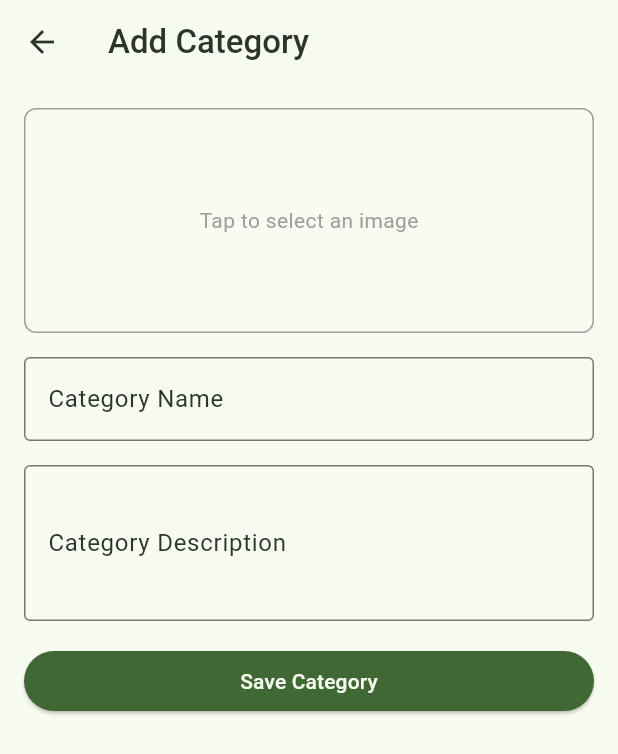
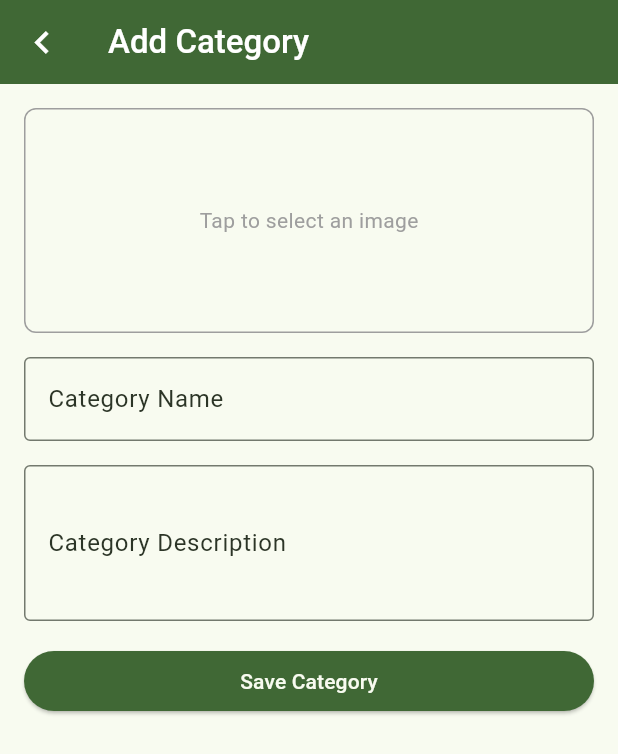
Before and after one commit to Pavel401/DineSync, a Flutter app: the AddCategory screen opened directly, on a phone screen of 412 x 824 dp. Shown: the top 754 px of the screen. Run offline on Flutter 3.47's test engine with Material 3 defaults, Android fonts, the phone set to English and light mode, and no system bars; our stand-ins replace cached_network_image, cloud_firestore, dotted_border, equatable, firebase_auth, firebase_core and 10 more; accounts and stored records are empty.

Commit message:
Enhance AddCategory view with updated AppBar styling and navigation

```diff
--- a/lib/app/modules/Admin App/Menu/views/add_category.dart
+++ b/lib/app/modules/Admin App/Menu/views/add_category.dart
@@ -1,6 +1,7 @@
 import 'dart:io';
 
 import 'package:cho_nun_btk/app/components/snackBars.dart';
+import 'package:cho_nun_btk/app/constants/colors.dart';
 import 'package:cho_nun_btk/app/models/menu/menu.dart';
 import 'package:cho_nun_btk/app/modules/Admin%20App/Menu/controllers/menu_controller.dart';
 import 'package:cho_nun_btk/app/provider/firebase_imageProvider.dart';
@@ -80,7 +81,18 @@ class _AddCategoryState extends State<AddCategory> {
   Widget build(BuildContext context) {
     return Scaffold(
       appBar: AppBar(
-        title: const Text('Add Category'),
+        title: Text(
+          'Add Category',
+          style: TextStyle(color: AppColors.onPrimaryLight),
+        ),
+        backgroundColor: AppColors.primaryLight,
+        leading: IconButton(
+          onPressed: () {
+            Get.back();
+          },
+          icon: Icon(Icons.chevron_left, color: AppColors.onPrimaryLight),
+          iconSize: 30,
+        ),
       ),
       body: Padding(
         padding: const EdgeInsets.all(16.0),
```
